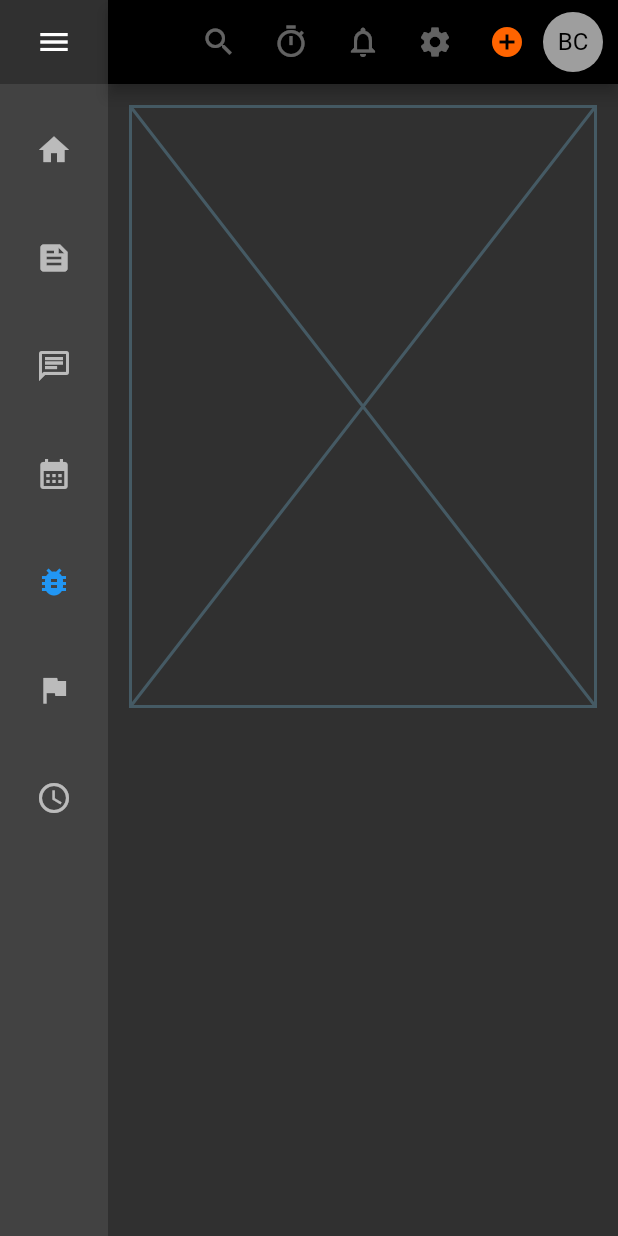
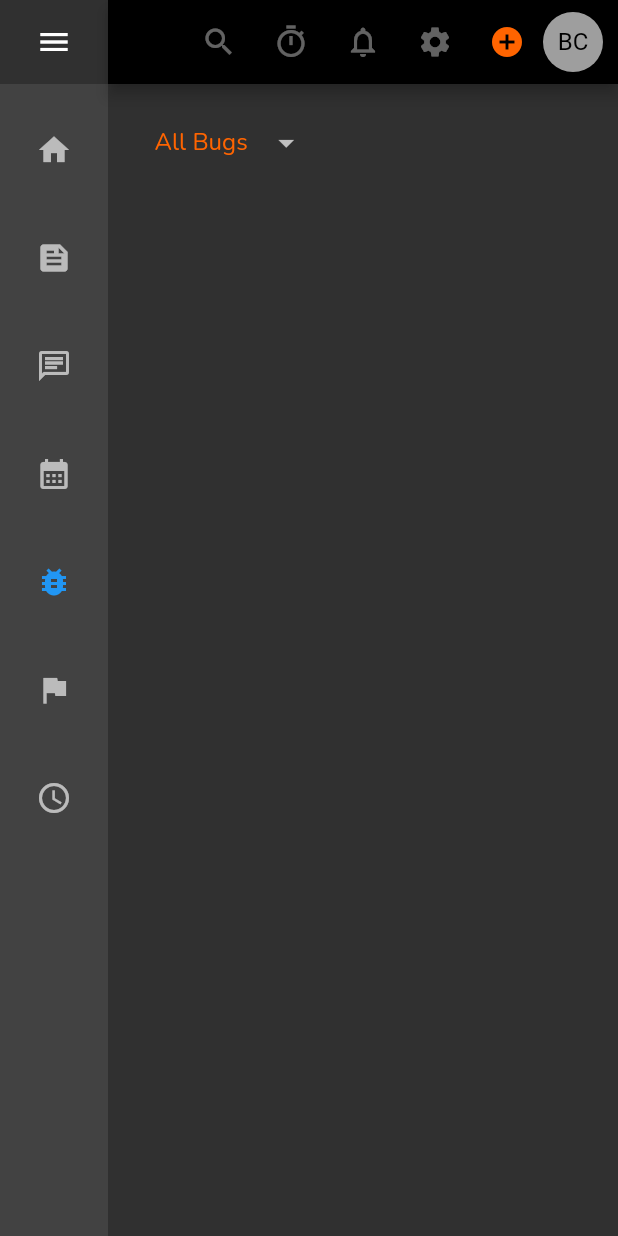
Before and after one commit to LOVE-CRAFTT/Bug-Tracker, a Flutter app: the screen it shows after launch, on a phone screen of 412 x 824 dp. Run offline on Flutter 3.47's test engine with Material 3 defaults, Android fonts, the phone set to English and light mode, and no system bars; our stand-ins replace table_calendar.

Commit message:
make head button generic

```diff
--- a/bug_tracker/lib/pages/bugs_page.dart
+++ b/bug_tracker/lib/pages/bugs_page.dart
@@ -1,4 +1,6 @@
 import 'package:flutter/material.dart';
+import 'package:bug_tracker/utilities/constants.dart';
+import 'package:bug_tracker/ui_components/custom_dropdown.dart';
 import 'package:bug_tracker/ui_components/appbar.dart';
 
 class BugsPage extends StatefulWidget {
@@ -9,18 +11,29 @@ class BugsPage extends StatefulWidget {
 }
 
 class _BugsPageState extends State<BugsPage> {
+  String? dropDownValue = bugChoices.first;
+
   @override
   Widget build(BuildContext context) {
     return Scaffold(
       appBar: reusableAppBar("Bugs"),
       body: LayoutBuilder(
         builder: (BuildContext context, BoxConstraints constraints) {
-          // var screenIsWide = constraints.maxWidth > 400;
+          var screenIsWide = constraints.maxWidth > 400;
           return Padding(
             padding: const EdgeInsets.all(15.0),
             child: ListView(
-              children: const [
-                Placeholder(),
+              children: [
+                Row(
+                  children: [
+                    CustomDropDown(
+                      dropDownValue: dropDownValue,
+                      onChanged: (selected) {},
+                      page: DropdownPage.bugPage,
+                      constraints: constraints,
+                    ),
+                  ],
+                ),
               ],
             ),
           );
--- a/bug_tracker/lib/ui_components/custom_dropdown.dart
+++ b/bug_tracker/lib/ui_components/custom_dropdown.dart
@@ -63,18 +63,7 @@ class CustomDropDown extends StatelessWidget {
     }
   }
 
-  @override
-  Widget build(BuildContext context) {
-    return Stack(
-      children: [
-        Container(
-          decoration: const BoxDecoration(
-            color: Colors.white12,
-          ),
-          width: constraints.maxWidth,
-          height: _lightBackgroundHeight,
-        ),
-        Padding(
+  Widget buildButton() => Padding(
         padding: EdgeInsets.only(left: _leftPadding, right: _rightPadding),
         child: DropdownButton(
           value: dropDownValue,
@@ -91,8 +80,26 @@ class CustomDropDown extends StatelessWidget {
           focusColor: Colors.transparent,
           style: kContainerTextStyle.copyWith(color: const Color(0xFFFF6400)),
         ),
+      );
+
+  @override
+  Widget build(BuildContext context) {
+    return page == DropdownPage.feedPage
+        ? Stack(
+            children: [
+              Container(
+                decoration: const BoxDecoration(
+                  color: Colors.white12,
                 ),
+                width: constraints.maxWidth,
+                height: _lightBackgroundHeight,
+              ),
+              buildButton(),
             ],
+          )
+        : Align(
+            alignment: Alignment.centerLeft,
+            child: buildButton(),
           );
   }
 }
```
Also changed, not shown: bug_tracker/lib/pages/discuss_page.dart (+33 -13 lines). Lines whose indentation alone changed are shown as unchanged.
